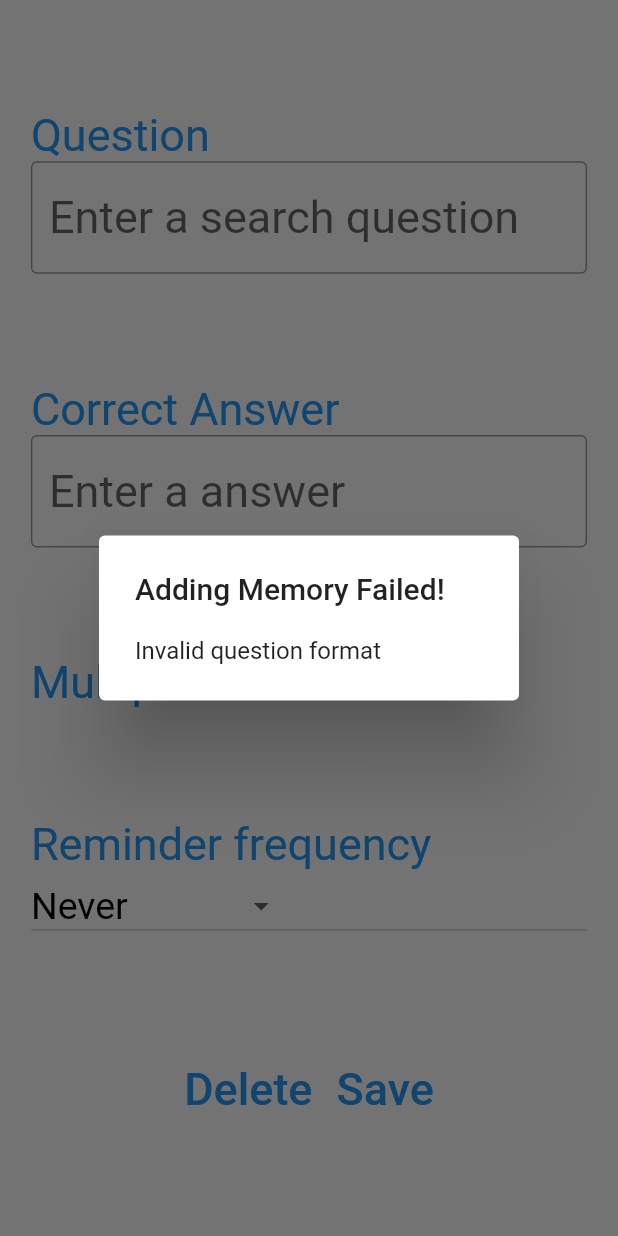
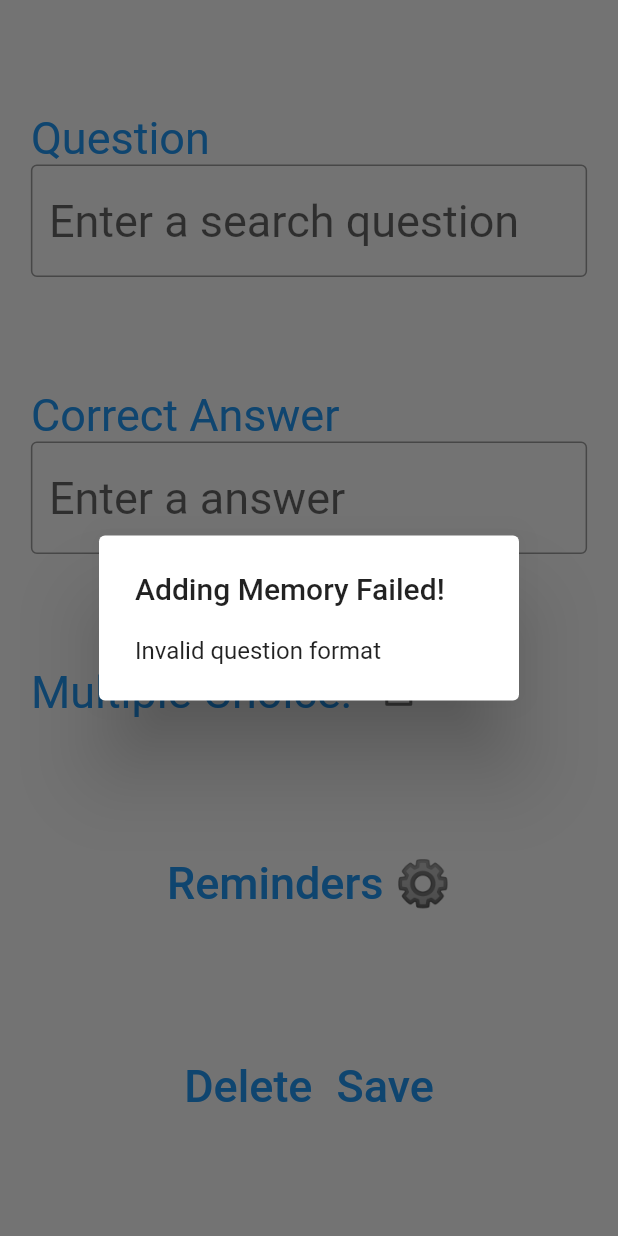
Before and after one commit to ElliotHarding/Rememberer, a Flutter app: the PageMemory screen opened directly, after a tap on "Save", on a phone screen of 412 x 824 dp. Run offline on Flutter 3.47's test engine with Material 2 defaults, Android fonts, the phone set to English and light mode, and no system bars; our stand-ins replace flutter_local_notifications, flutter_native_timezone, hive, rxdart, timezone; accounts and stored records are empty.

Commit message:
wip - progress

```diff
--- a/epilepsy_prevention/lib/page_memory.dart
+++ b/epilepsy_prevention/lib/page_memory.dart
@@ -1,14 +1,15 @@
 import 'package:epilepsy_prevention/notifications.dart';
+import 'package:epilepsy_prevention/page_memoryReminders.dart';
 import 'package:flutter/material.dart';
 import 'package:epilepsy_prevention/memory.dart';
 import 'package:epilepsy_prevention/page_test.dart';
-import 'dart:math';
 
 class PageMemory extends StatelessWidget
 {
   PageMemory(this.m_memory);
 
-  final Memory m_memory;
+  Memory m_memory;
+  List<int> m_oldNotifyTimes = [];
 
   bool m_bChangeNotifyTimes = false;
 
@@ -32,6 +33,8 @@ class PageMemory extends StatelessWidget
         }
       }
     });
+
+    m_oldNotifyTimes = m_memory.m_notifyTimes;
 
     m_questionTextController.text = m_memory.m_question;
     m_answerTextController.text = m_memory.m_answer;
@@ -87,25 +90,12 @@ class PageMemory extends StatelessWidget
 
         const Spacer(),
 
-        SizedBox(width: MediaQuery.of(context).size.width * 0.9, height: 35, child: const Text("Reminder frequency", style: TextStyle(fontSize: 30, color: Colors.blue), textAlign: TextAlign.left)),
-
-        SizedBox(width: MediaQuery.of(context).size.width * 0.9, child: DropdownButton(
-          items: const [
-            DropdownMenuItem(value: "Never", child: Text("Never", style: TextStyle(fontSize: 25, color: Colors.black), textAlign: TextAlign.center)),
-            DropdownMenuItem(value: "Rare", child: Text("Rare", style: TextStyle(fontSize: 25, color: Colors.black), textAlign: TextAlign.center)),
-            DropdownMenuItem(value: "Occasionally", child: Text("Occasionally", style: TextStyle(fontSize: 25, color: Colors.black), textAlign: TextAlign.center)),
-            DropdownMenuItem(value: "Frequently", child: Text("Frequently", style: TextStyle(fontSize: 25, color: Colors.black), textAlign: TextAlign.center))
-          ],
-          value: m_memory.m_testFrequecy,
-          onChanged: (String? selectedValue) {
-            setState(() {
-              if (selectedValue != null) {
-                m_memory.m_testFrequecy = selectedValue;
-                m_bChangeNotifyTimes = true;
-              }
-            });
-          }
-        )),
+        SizedBox(width: MediaQuery.of(context).size.width * 0.9, height: 70, child:
+          TextButton(onPressed: () async {
+            m_memory = await Navigator.push(context, MaterialPageRoute(builder: (context) => PageMemoryReminders(m_memory: m_memory)));
+            m_bChangeNotifyTimes = true;
+          }, child: const Text("Reminders ⚙", style: TextStyle(fontSize: 30, color: Colors.blue), textAlign: TextAlign.left))
+        ),
 
         const Spacer(),
 
@@ -142,18 +132,7 @@ class PageMemory extends StatelessWidget
         //Clear previous notifications
         if(m_memory.key != null)
         {
-          Notifications().removeNotifications(m_memory.key, m_memory.m_notifyTimes);
-        }
-
-        //Gen new notify times
-        if (m_memory.m_testFrequecy == "Rare") {
-          m_memory.m_notifyTimes = genNotifyTimes(0, 5, 4, 0.7);
-        }
-        else if (m_memory.m_testFrequecy == "Occasionally") {
-          m_memory.m_notifyTimes = genNotifyTimes(0, 5, 4, 0.7);
-        }
-        else if (m_memory.m_testFrequecy == "Frequently") {
-          m_memory.m_notifyTimes = genNotifyTimes(0, 5, 4, 0.7);
+          Notifications().removeNotifications(m_memory.key, m_oldNotifyTimes);
         }
       }
 
@@ -187,14 +166,4 @@ class PageMemory extends StatelessWidget
 
     Navigator.of(context).pop();
   }
-
-  List<int> genNotifyTimes(int iStart, int iMaxNotifications, double b, double k)
-  {
-    List<int> values = [];
-    for(int i = iStart; i < iMaxNotifications; i++)
-    {
-        values.add(DateTime.now().millisecondsSinceEpoch + pow(b, k * i).toInt());
-    }
-    return values;
-  }
 }
```
Also changed, not shown: epilepsy_prevention/lib/page_memoryReminders.dart (added, +108 -0 lines).
